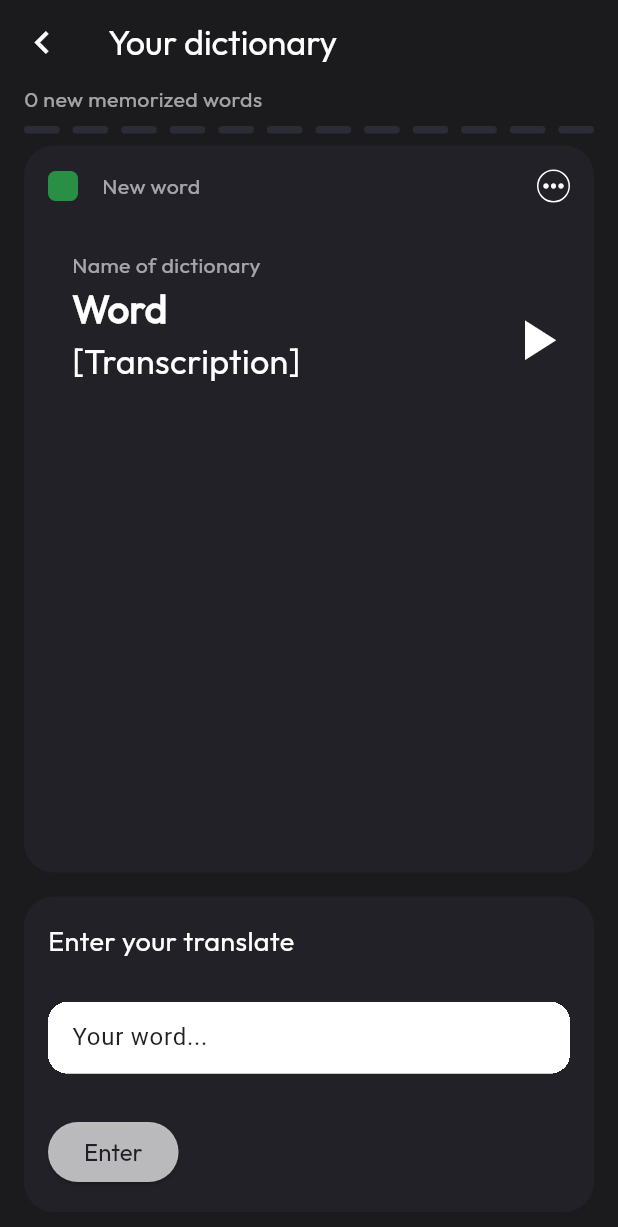
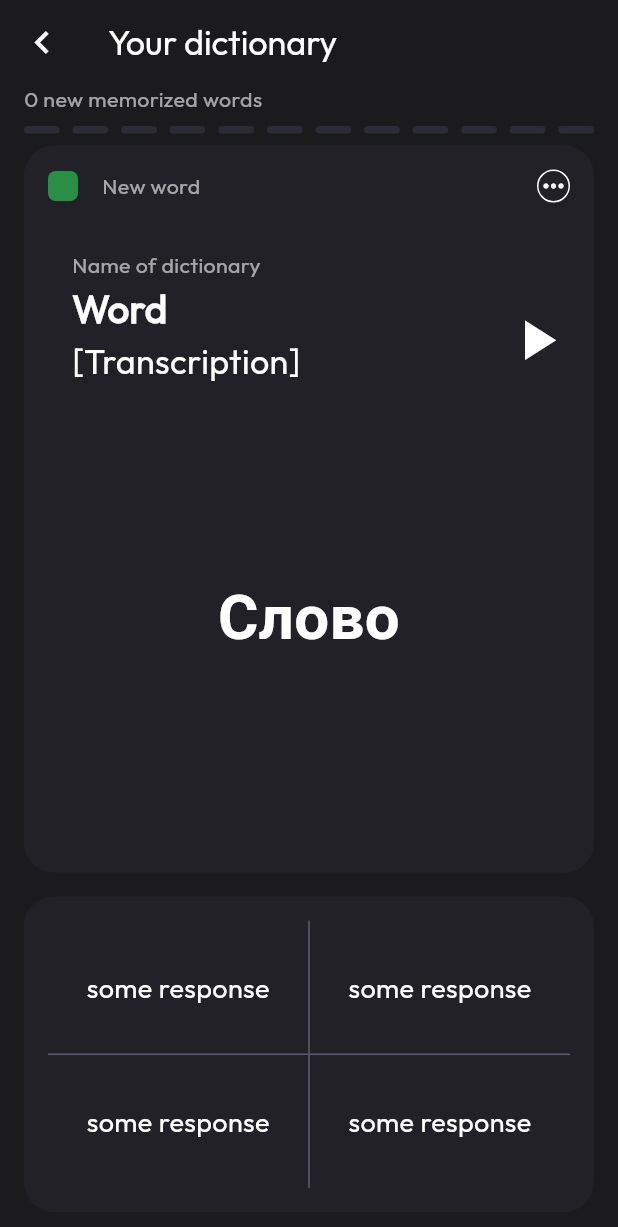
Before and after one commit to ericFlutterast/simply_english, a Flutter app: the CardWithTheWord screen opened by its route, on a phone screen of 412 x 824 dp. Shown: the top 1227 px of the screen. Run offline on Flutter 3.47's test engine with Material 3 defaults, Android fonts, the phone set to English and light mode, and no system bars; our stand-ins replace fl_chart, go_router.

Commit message:
layout for response

```diff
--- a/lib/src/moduls/share_dictionary/presentor/screens/card_with_the_word.dart
+++ b/lib/src/moduls/share_dictionary/presentor/screens/card_with_the_word.dart
@@ -180,7 +180,7 @@ class CardWithTheWord extends StatelessWidget {
                     color: appTheme.appColors.grayscale.g2,
                     borderRadius: BorderRadius.circular(appTheme.relativeSize.borderRadius),
                   ),
-                  child: const InputWordField(),
+                  child: const _SelectTheRigthWord(),
                 ),
               )
             ],
@@ -244,12 +244,94 @@ class InputWordField extends StatelessWidget {
   }
 }
 
-class _SelectTheRigthBord extends StatelessWidget {
-  const _SelectTheRigthBord({super.key});
+class _SelectTheRigthWord extends StatelessWidget {
+  const _SelectTheRigthWord();
 
   @override
   Widget build(BuildContext context) {
-    return Container();
+    return Material(
+      color: Colors.transparent,
+      child: Column(
+        children: [
+          Expanded(
+            child: Row(
+              children: [
+                Expanded(
+                  child: InkWell(
+                    onTap: () {
+                      print('1');
+                    },
+                    child: Center(
+                      child: Text(
+                        'some response',
+                        style: context.theme.appTextStyle.title,
+                      ),
+                    ),
+                  ),
+                ),
+                Container(
+                  width: 1,
+                  color: context.theme.appColors.grayscale.g5,
+                ),
+                Expanded(
+                  child: InkWell(
+                    onTap: () {
+                      print('2');
+                    },
+                    child: Center(
+                      child: Text(
+                        'some response',
+                        style: context.theme.appTextStyle.title,
+                      ),
+                    ),
+                  ),
+                ),
+              ],
+            ),
+          ),
+          Divider(
+            height: 1,
+            color: context.theme.appColors.grayscale.g5,
+          ),
+          Expanded(
+            child: Row(
+              children: [
+                Expanded(
+                  child: InkWell(
+                    onTap: () {
+                      print('3');
+                    },
+                    child: Center(
+                      child: Text(
+                        'some response',
+                        style: context.theme.appTextStyle.title,
+                      ),
+                    ),
+                  ),
+                ),
+                Container(
+                  width: 1,
+                  color: context.theme.appColors.grayscale.g5,
+                ),
+                Expanded(
+                  child: InkWell(
+                    onTap: () {
+                      print('4');
+                    },
+                    child: Center(
+                      child: Text(
+                        'some response',
+                        style: context.theme.appTextStyle.title,
+                      ),
+                    ),
+                  ),
+                ),
+              ],
+            ),
+          )
+        ],
+      ),
+    );
   }
 }
 
@@ -285,7 +367,7 @@ class _ShowTranslateTextWidgetState extends State<_ShowTranslateTextWidget> with
 
   @override
   Widget build(BuildContext context) {
-    //_animationController.forward();
+    _animationController.forward();
 
     return Expanded(
       child: Center(
```
